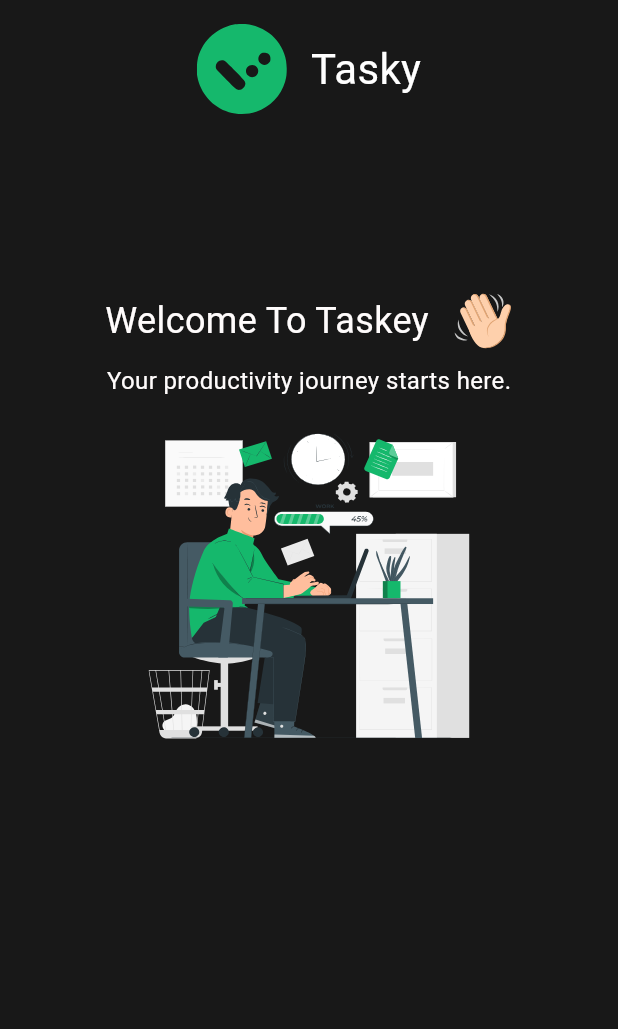
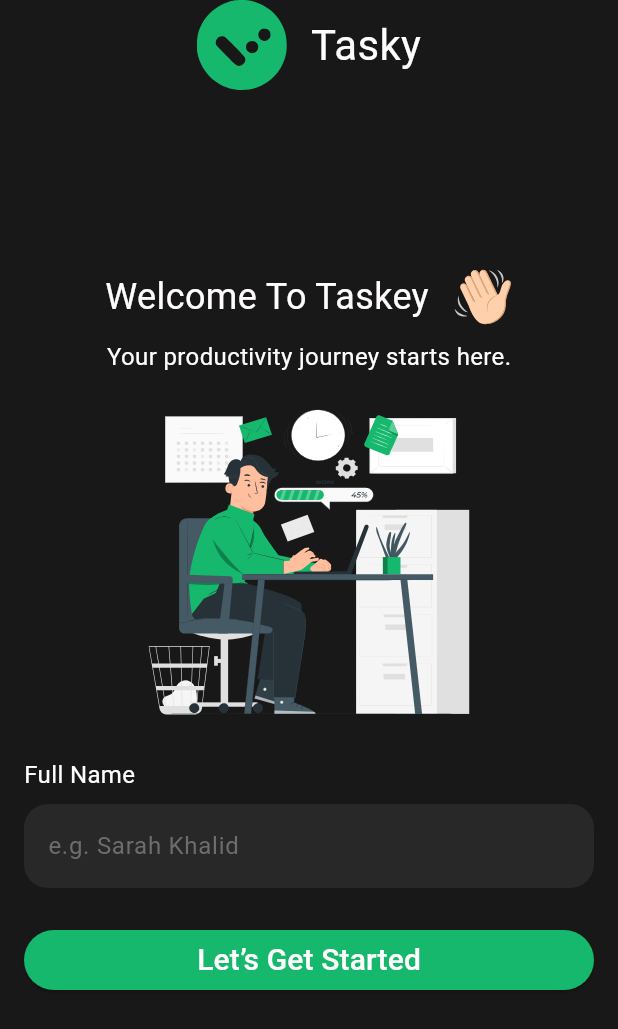
Before and after one commit to bishoyshehata/tasky_app, a Flutter app: the screen it shows after launch, on a phone screen of 412 x 824 dp. Shown: the top 1029 px of the screen. Run offline on Flutter 3.47's test engine with Material 3 defaults, Android fonts, the phone set to English and light mode, and no system bars; our stand-ins replace flutter_svg.

Commit message:
updating the app & make welcome & home screen

```diff
--- a/lib/main.dart
+++ b/lib/main.dart
@@ -1,5 +1,5 @@
 import 'package:flutter/material.dart';
-import 'package:tasky/presentation/screens/onboarding_screen.dart';
+import 'package:tasky/presentation/screens/splash_screen.dart';
 
 void main() {
   runApp(const MyApp());
@@ -18,7 +18,7 @@ class MyApp extends StatelessWidget {
         useMaterial3: true,
         colorScheme: ColorScheme.fromSeed(seedColor: Colors.deepPurple),
       ),
-      home: OnboardingScreen(),
+      home: const SplashScreen(),
     );
   }
 }
--- a/lib/presentation/screens/onboarding_screen.dart
+++ b/lib/presentation/screens/onboarding_screen.dart
@@ -1,19 +1,25 @@
 import 'package:flutter/material.dart';
 import 'package:flutter_svg/svg.dart';
+import 'package:tasky/presentation/screens/home_screen.dart';
 
 class OnboardingScreen extends StatelessWidget {
-  const OnboardingScreen({super.key});
-
+  final TextEditingController controller = TextEditingController();
+  final GlobalKey<FormState> _formKey = GlobalKey<FormState>();
+  OnboardingScreen({super.key});
   @override
   Widget build(BuildContext context) {
     return Scaffold(
       backgroundColor: const Color(0xFF181818),
-      body: SafeArea(
-        child: Center(
+      body: Padding(
+        padding: const EdgeInsets.symmetric(horizontal: 16),
+        child: SafeArea(
+          child: SingleChildScrollView(
+            padding: const EdgeInsets.all(0),
+            child: Form(
+              key: _formKey,
               child: Column(
                 crossAxisAlignment: CrossAxisAlignment.center,
                 children: [
-              const SizedBox(height: 16),
                   Row(
                     mainAxisAlignment: MainAxisAlignment.center,
                     children: [
@@ -72,7 +78,90 @@ class OnboardingScreen extends StatelessWidget {
                     width: 215,
                     height: 204,
                   ),
+                  const SizedBox(height: 28),
+                  SizedBox(
+                    width: double.infinity,
+                    child: Column(
+                      crossAxisAlignment: CrossAxisAlignment.start,
+                      children: [
+                        const Text(
+                          'Full Name',
+                          style: TextStyle(
+                            color: Color(0xFFFFFCFC),
+                            fontSize: 16,
+                            fontWeight: FontWeight.w400,
+                          ),
+                        ),
+                        const SizedBox(height: 8),
+                        TextFormField(
+                          controller: controller,
+                          cursorColor: Colors.white,
+                          style: TextStyle(
+                            color: Colors.white,
+                            fontSize: 16,
+                            fontWeight: FontWeight.w400,
+                          ),
+                          decoration: InputDecoration(
+                            border: OutlineInputBorder(
+                              borderRadius: BorderRadius.circular(16),
+                              borderSide: BorderSide.none,
+                            ),
+                            enabledBorder: OutlineInputBorder(
+                              borderRadius: BorderRadius.circular(16),
+                              borderSide: BorderSide.none,
+                            ),
+                            fillColor: Color(0xFF282828),
+                            filled: true,
+                            hintText: 'e.g. Sarah Khalid',
+                            hintStyle: TextStyle(
+                              color: Color(0xFF6D6D6D),
+                              fontSize: 16,
+                              fontWeight: FontWeight.w400,
+                            ),
+                          ),
+                          validator: (value) {
+                            if (value?.trim().isEmpty ?? false) {
+                              return 'Please enter your full name';
+                            } else if (value!.trim().length < 3) {
+                              return 'Please enter a valid full name';
+                            }
+                            return null;
+                          },
+                        ),
+                        const SizedBox(height: 24),
+                        ElevatedButton(
+                          onPressed: () {
+                            if (_formKey.currentState?.validate() ?? false) {
+                              Navigator.push(
+                                context,
+                                MaterialPageRoute(
+                                  builder: (context) => HomeScreen(),
+                                ),
+                              );
+                            }
+                          },
+                          style: ElevatedButton.styleFrom(
+                            backgroundColor: Color(0xFF15B86C),
+                            fixedSize: Size(
+                              MediaQuery.of(context).size.width,
+                              40,
+                            ),
+                          ),
+                          child: Text(
+                            'Let’s Get Started',
+                            style: TextStyle(
+                              color: Color(0xFFFFFCFC),
+                              fontSize: 20,
+                              fontWeight: FontWeight.w500,
+                            ),
+                          ),
+                        ),
                       ],
+                    ),
+                  ),
+                ],
+              ),
+            ),
           ),
         ),
       ),
```
Also changed, not shown: lib/presentation/screens/home_screen.dart (added, +82 -0 lines), lib/presentation/screens/splash_screen.dart (added, +51 -0 lines), assets/images/file.jpg (added), 25 other files. Lines whose indentation alone changed are shown as unchanged.
